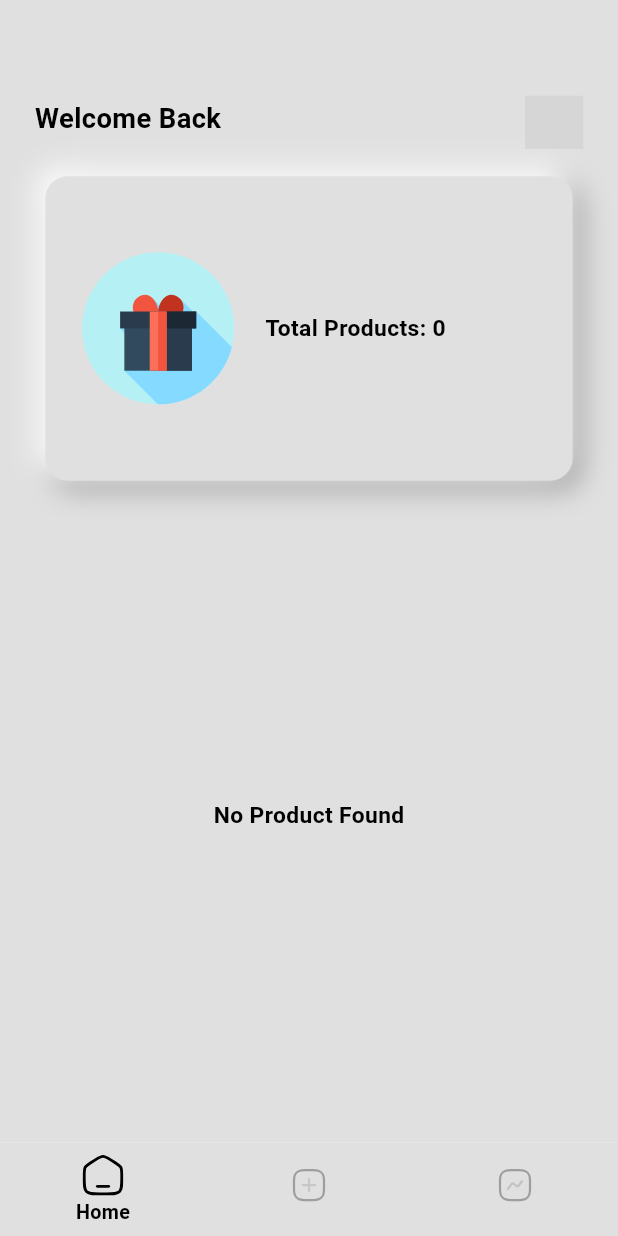
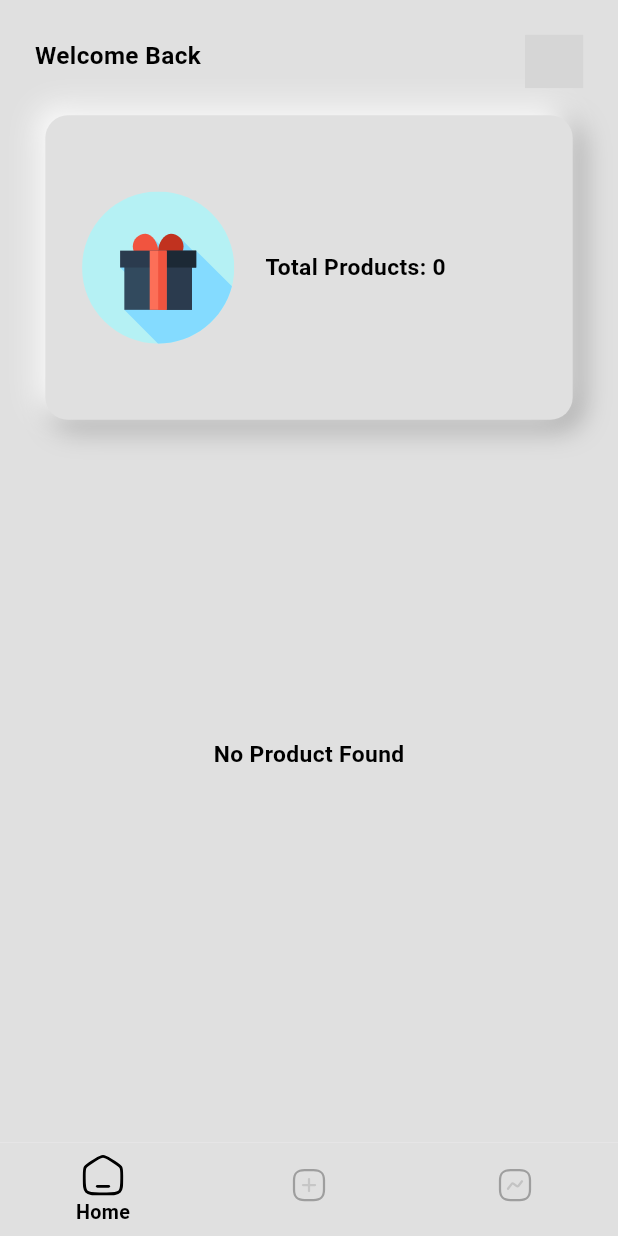
Before and after one commit to kailasAA/Ecommerce-Firebase, a Flutter app: the screen it shows after launch, on a phone screen of 412 x 824 dp. Run offline on Flutter 3.47's test engine with Material 3 defaults, Android fonts, the light colour scheme and no system bars; our stand-ins replace cached_network_image, cloud_firestore, firebase_core, firebase_storage, flutter_screenutil, flutter_svg and 4 more; accounts and stored records are empty; grey boxes are pictures that could not be loaded.

Commit message:
product size editing

```diff
--- a/lib/common_widgets/neumorphic.dart
+++ b/lib/common_widgets/neumorphic.dart
@@ -20,8 +20,8 @@ class NeumorphicContainer extends StatelessWidget {
 
   @override
   Widget build(BuildContext context) {
-    Offset distance = const Offset(10, 10);
-    double blur = 18.r;
+    Offset distance = const Offset(5, 5);
+    double blur = 15.r;
     return Center(
       child: AnimatedContainer(
         duration: const Duration(milliseconds: 200),
--- a/lib/route/argument_model/product_editing_argments.dart
+++ b/lib/route/argument_model/product_editing_argments.dart
@@ -1,11 +1,10 @@
+import 'package:shoe_app/views/detail_page/models/size_model.dart';
 import 'package:shoe_app/views/detail_page/models/variant_model.dart';
 import 'package:shoe_app/views/home/models/product_model.dart';
 
 class ProductEditingArgments {
   ProductModel? product;
   Variant? variant;
-  ProductEditingArgments({
-    required this.variant,
-    required this.product,
-  });
+  SizeModel? size;
+  ProductEditingArgments({this.variant, this.product, this.size});
 }
--- a/lib/utils/font_pallette.dart
+++ b/lib/utils/font_pallette.dart
@@ -4,7 +4,7 @@ import 'package:shoe_app/utils/color_pallette.dart';
 
 class FontPallette {
   static TextStyle headingStyle = TextStyle(
-    fontSize: 18.sp,
+    fontSize: 16.sp,
     fontWeight: FontWeight.bold,
     color: ColorPallette.blackColor,
   );
--- a/lib/views/add_product/view_model/add_product_provider.dart
+++ b/lib/views/add_product/view_model/add_product_provider.dart
@@ -5,6 +5,7 @@ import 'package:image_picker/image_picker.dart';
 import 'package:firebase_storage/firebase_storage.dart';
 import 'package:shoe_app/common/common_functions/pick_image.dart';
 import 'package:shoe_app/common/common_functions/show_toast.dart';
+
 
 class AddProductProvider extends ChangeNotifier {
   List<XFile?> pickedXfileList = [];
--- a/lib/views/categories/view/categories.dart
+++ b/lib/views/categories/view/categories.dart
@@ -26,7 +26,8 @@ class _CategoriesScreenState extends State<CategoriesScreen> {
   @override
   Widget build(BuildContext context) {
     final categoryProvider = context.read<CatgeoryProvider>();
-    return Scaffold(
+    return SafeArea(
+      child: Scaffold(
         backgroundColor: ColorPallette.scaffoldBgColor,
         appBar: AppBar(
           backgroundColor: ColorPallette.scaffoldBgColor,
@@ -60,6 +61,7 @@ class _CategoriesScreenState extends State<CategoriesScreen> {
                 categoryProvider: categoryProvider);
           },
         ),
+      ),
     );
   }
 }
--- a/lib/views/home/view/home_screen.dart
+++ b/lib/views/home/view/home_screen.dart
@@ -34,7 +34,8 @@ class _HomeScreenState extends State<HomeScreen> {
 
   @override
   Widget build(BuildContext context) {
-    return Scaffold(
+    return SafeArea(
+      child: Scaffold(
         backgroundColor: ColorPallette.scaffoldBgColor,
         body: Selector<HomeProvider, Tuple4>(
           selector: (p0, p1) {
@@ -57,7 +58,6 @@ class _HomeScreenState extends State<HomeScreen> {
                           child: Column(
                             crossAxisAlignment: CrossAxisAlignment.start,
                             children: [
-                            40.verticalSpace,
                               Padding(
                                 padding: const EdgeInsets.all(8.0),
                                 child: Row(
@@ -68,15 +68,17 @@ class _HomeScreenState extends State<HomeScreen> {
                                       height: 30.h,
                                       child: Text(
                                         "Welcome Back",
-                                      style: FontPallette.headingStyle.copyWith(
-                                          color: ColorPallette.blackColor),
+                                        style: FontPallette.headingStyle
+                                            .copyWith(
+                                                color:
+                                                    ColorPallette.blackColor),
                                       ),
                                     ),
                                     InkWell(
                                       splashColor: Colors.transparent,
                                       onTap: () {
-                                      Navigator.pushNamed(
-                                          context, RouteGenerator.searchScreen,
+                                        Navigator.pushNamed(context,
+                                            RouteGenerator.searchScreen,
                                             arguments: SearchScreenArguments(
                                                 productList: productList));
                                       },
@@ -170,6 +172,7 @@ class _HomeScreenState extends State<HomeScreen> {
                   );
           },
         ),
+      ),
     );
   }
 }
--- a/lib/views/main_screen/view/main_screen.dart
+++ b/lib/views/main_screen/view/main_screen.dart
@@ -1,4 +1,5 @@
 import 'package:flutter/material.dart';
+import 'package:flutter/services.dart';
 import 'package:flutter_screenutil/flutter_screenutil.dart';
 import 'package:flutter_svg/svg.dart';
 import 'package:provider/provider.dart';
@@ -31,7 +32,12 @@ class MainScreen extends StatelessWidget {
     ];
     return PopScope(
       canPop: false,
-      onPopInvoked: (didPop) {},
+      onPopInvoked: (didPop) async {
+        if (didPop) {
+          return;
+        }
+        SystemNavigator.pop();
+      },
       child: Scaffold(
         body: PageView(
             controller: pageController,
@@ -43,6 +49,8 @@ class MainScreen extends StatelessWidget {
           selector: (_, mainScreenProvider) => mainScreenProvider.selectedIndex,
           builder: (context, value, child) {
             return BottomNavigationBar(
+              enableFeedback: false,
+              mouseCursor: SystemMouseCursors.none,
               backgroundColor: ColorPallette.scaffoldBgColor,
               selectedLabelStyle:
                   FontPallette.headingStyle.copyWith(fontSize: 13.sp),
--- a/lib/views/search_screen/search_screen.dart
+++ b/lib/views/search_screen/search_screen.dart
@@ -14,7 +14,6 @@ import 'package:tuple/tuple.dart';
 class SearchScreen extends StatefulWidget {
   const SearchScreen({super.key, required this.searchScreenArguments});
   final SearchScreenArguments searchScreenArguments;
-
   @override
   State<SearchScreen> createState() => _SearchScreenState();
 }
@@ -29,7 +28,6 @@ class _SearchScreenState extends State<SearchScreen> {
             .changeSearchedProducts(widget.searchScreenArguments.productList);
       },
     );
-
     super.initState();
   }
 
@@ -81,7 +79,7 @@ class _SearchScreenState extends State<SearchScreen> {
                   ),
                 ),
               ),
-              productList.isEmpty
+              productList.isEmpty || searchProducts.isEmpty
                   ? SliverToBoxAdapter(
                       child: SizedBox(
                         height: 350.h,
```
Also changed, not shown: lib/views/add_size/view/add_size.dart (+17 -8 lines), lib/views/add_size/view/widgets/add_size_button.dart (+32 -3 lines), lib/views/add_size/view/widgets/add_size_textfields.dart (+8 -1 lines), lib/views/add_size/view_model/add_size_provider.dart (+40 -1 lines), lib/views/categories/view/widgets/catgeory_gridview.dart (+5 -3 lines), lib/views/detail_page/detail_screen.dart (+41 -25 lines). Lines whose indentation alone changed are shown as unchanged.
